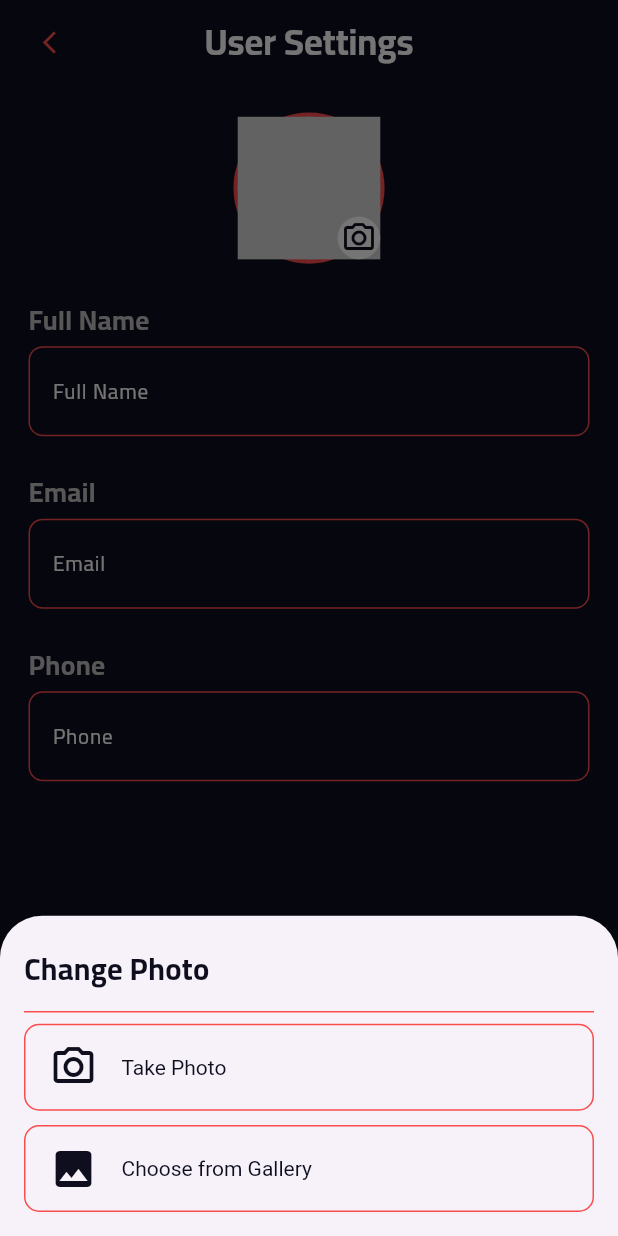
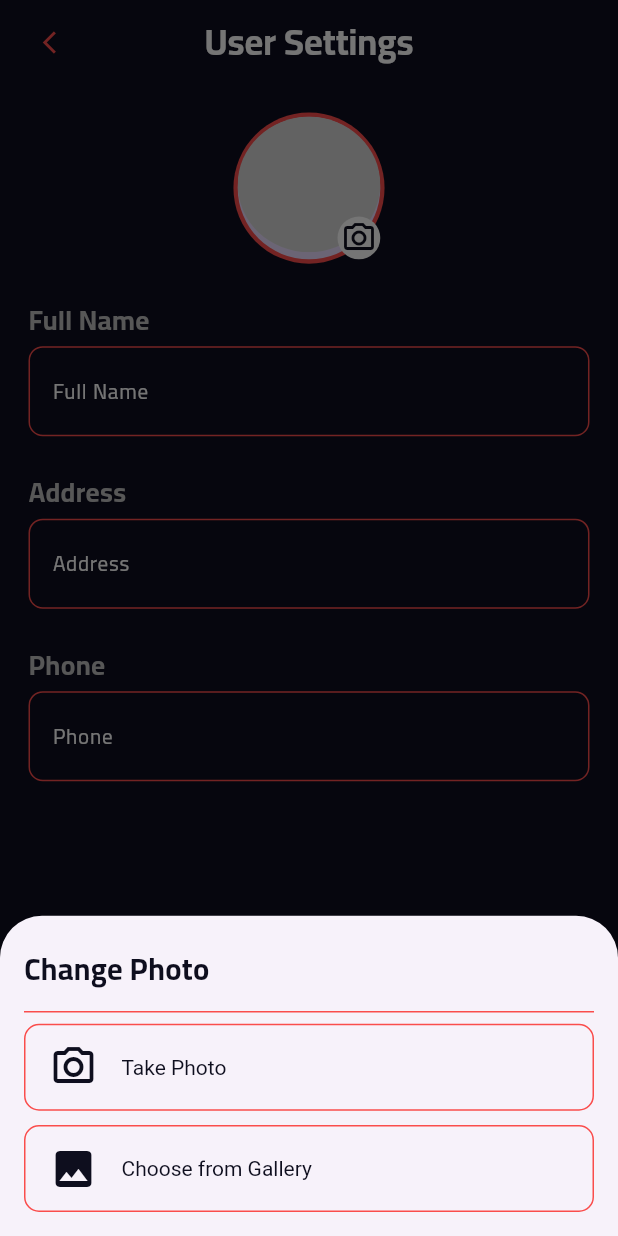
Before and after one commit to bensaltanahassan/restaurant_mobile, a Flutter app: the UserSettingsPage screen opened by its route, after a tap on the "camera alt" icon, on a phone screen of 412 x 824 dp. Run offline on Flutter 3.47's test engine with Material 3 defaults, Android fonts, the phone set to English and light mode, and no system bars; drawn by our look-alikes of cached_network_image; our stand-ins replace carousel_slider, convex_bottom_bar, dartz, dio, firebase_core, flutter_screenutil and 10 more; accounts and stored records are empty; network calls fail; project files that could hold a hidden picture were left out.

Commit message:
finich updateUserInfo

```diff
--- a/lib/core/constant/linkapi.dart
+++ b/lib/core/constant/linkapi.dart
@@ -42,4 +42,5 @@ class AppLinks {
   static const String changePhone = "$server/settings/changephone";
   static const String changePassword = "$server/settings/changepassword";
   static const String deleteAccount = "$server/settings/deleteaccount";
+  static const String updateUser = "$server/User/updateUser";
 }
--- a/lib/data/datasource/remote/settings/settings_data.dart
+++ b/lib/data/datasource/remote/settings/settings_data.dart
@@ -1,9 +1,37 @@
+import 'dart:io';
+
+import 'package:dio/dio.dart' as dio;
 import 'package:restaurant_mobile/core/class/crud.dart';
 import 'package:restaurant_mobile/core/constant/linkapi.dart';
 
 class SettingsData {
   Crud crud;
   SettingsData(this.crud);
+
+  updateUser({
+    required String userId,
+    required String fullName,
+    required String phone,
+    required String adress,
+    File? image,
+  }) async {
+    var response = await crud.putData(
+      linkUrl: "${AppLinks.updateUser}/$userId",
+      data: dio.FormData.fromMap({
+        "fullName": fullName,
+        "phone": phone,
+        "Address": adress,
+        "file": image != null
+            ? await dio.MultipartFile.fromFile(
+                image.path,
+                filename: image.path.split("/").last,
+              )
+            : null,
+      }),
+    );
+    return response.fold((l) => l, (r) => r);
+  }
+
   changeEmail(String email, String newEmail, String password) async {
     var response = await crud.putData(linkUrl: AppLinks.changeEmail, data: {
       "user_email": email,
--- /dev/null
+++ b/lib/data/model/responses/update_user_response.dart
@@ -0,0 +1,15 @@
+import 'package:restaurant_mobile/data/model/user_model.dart';
+
+class UpdateUserResponse {
+  bool? status;
+  String? message;
+  UserModel? user;
+
+  UpdateUserResponse({this.status, this.message, this.user});
+
+  UpdateUserResponse.fromJson(Map<String, dynamic> json) {
+    status = json['status'];
+    message = json['message'];
+    user = json['user'] != null ? UserModel.fromJson(json['user']) : null;
+  }
+}
--- a/lib/view/pages/user_settings/user_settings_page.dart
+++ b/lib/view/pages/user_settings/user_settings_page.dart
@@ -2,11 +2,14 @@ import 'package:flutter/material.dart';
 import 'package:flutter_screenutil/flutter_screenutil.dart';
 import 'package:get/get.dart';
 import 'package:restaurant_mobile/controllers/user_settings/user_settings_controller.dart';
+import 'package:restaurant_mobile/core/class/statusrequest.dart';
 import 'package:restaurant_mobile/core/constant/colors.dart';
 import 'package:restaurant_mobile/core/constant/constants.dart';
 import 'package:restaurant_mobile/view/widgets/authentication/custom_text_formfield_auth.dart';
 import 'package:restaurant_mobile/view/widgets/buttons/custom_button.dart';
+import 'package:restaurant_mobile/view/widgets/shared/custom_animated_switcher.dart';
 import 'package:restaurant_mobile/view/widgets/shared/custom_back_button.dart';
+import 'package:restaurant_mobile/view/widgets/shared/custom_loading_button.dart';
 import 'package:restaurant_mobile/view/widgets/shared/custom_network_image.dart';
 
 class UserSettingsPage extends StatelessWidget {
@@ -20,21 +23,34 @@ class UserSettingsPage extends StatelessWidget {
         title: const Text('User Settings'),
         leading: const CustomBackButton(),
       ),
-      bottomNavigationBar: Padding(
-        padding: const EdgeInsets.only(
-                left: AppDimensions.mainPadding,
-                right: AppDimensions.mainPadding,
-                bottom: AppDimensions.mainPadding)
-            .r,
-        child: CustomButton(
+      bottomNavigationBar: GetBuilder<UserSettingsController>(
+          id: "updateButton",
+          builder: (context) {
+            return Container(
+              height: 80.h,
+              padding: const EdgeInsets.only(left: 20, right: 20, bottom: 20).r,
+              child: CustomAnimatedSwitcher(
+                condition: controller.statusRequest == StatusRequest.loading,
+                firstChild: CustomLoadingButton(
+                  height: 80.h,
+                ),
+                secondChild: CustomButton(
+                  height: 80.h,
+                  width: double.maxFinite,
                   buttonColor: AppColors.secondColor,
-          title: "Save",
-          titleColor: AppColors.whiteColor,
-          titleSize: 20.sp,
+                  onPressed: controller.updateUser,
+                  widget: Text(
+                    "Save Changes",
+                    style: TextStyle(
+                      color: AppColors.whiteColor,
+                      fontSize: 20.sp,
                       fontWeight: FontWeight.bold,
-          onPressed: () {},
                     ),
                   ),
+                ),
+              ),
+            );
+          }),
       body: Padding(
         padding: const EdgeInsets.only(
                 left: AppDimensions.mainPadding,
@@ -52,11 +68,18 @@ class UserSettingsPage extends StatelessWidget {
                   backgroundColor: AppColors.secondColor,
                   child: CircleAvatar(
                     radius: 50.r,
-                    child: Stack(
+                    child: GetBuilder<UserSettingsController>(
+                        id: "image",
+                        builder: (controller) {
+                          return Stack(
                             children: [
                               if (controller.image == null)
-                          CustomNetworkImage(
+                                ClipOval(
+                                  child: CustomNetworkImage(
+                                    width: 100.w,
+                                    height: 100.h,
                                     imageUrl: controller.ms.user!.image?.url,
+                                  ),
                                 )
                               else
                                 ClipOval(
@@ -83,7 +106,8 @@ class UserSettingsPage extends StatelessWidget {
                                 ),
                               ),
                             ],
-                    ),
+                          );
+                        }),
                   ),
                 ),
               ),
@@ -101,16 +125,16 @@ class UserSettingsPage extends StatelessWidget {
               ),
               SizedBox(height: 20.h),
               Text(
-                "Email",
+                "Address",
                 style: TextStyle(
                     color: AppColors.greyColor,
                     fontWeight: FontWeight.bold,
                     fontSize: 18.sp),
               ),
               CustomTextFormField(
-                hintText: "Email",
-                keyboardType: TextInputType.emailAddress,
-                controller: controller.emailController,
+                hintText: "Address",
+                keyboardType: TextInputType.text,
+                controller: controller.adressController,
               ),
               SizedBox(height: 20.h),
               Text(
```
Also changed, not shown: lib/controllers/user_settings/user_settings_controller.dart (+57 -10 lines). Lines whose indentation alone changed are shown as unchanged.
